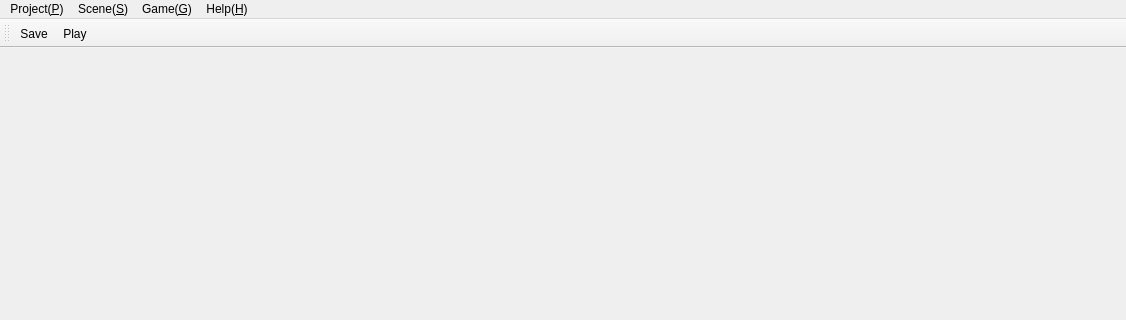
This is editor/echo/Base/UI/MainWindow/MainWindow.ui in timi-liuliang/echo as Qt 5 draws it before an edit; both pictures show x 0 to 1126 and y 0 to 320 of the 1126 by 722 pixel window. The edited form follows.
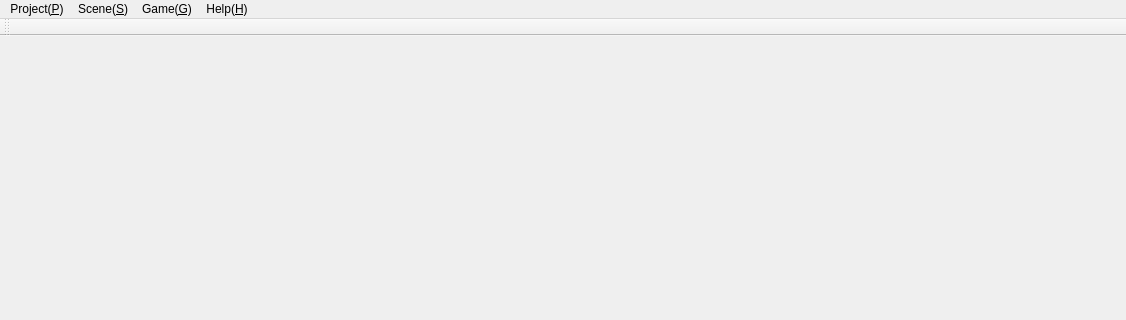
This is the edited form. Icons and pictures are not drawn. Custom widgets are drawn as their Qt base class.

```diff
--- a/editor/echo/Base/UI/MainWindow/MainWindow.ui
+++ b/editor/echo/Base/UI/MainWindow/MainWindow.ui
@@ -104,8 +104,6 @@
    <attribute name="toolBarBreak">
     <bool>false</bool>
    </attribute>
-   <addaction name="m_actionSave"/>
-   <addaction name="m_actionPlayGame"/>
   </widget>
   <action name="m_actionAbout">
    <property name="icon">
```
Left out of the diff: 14 changed lines with no effect on the pictures.
